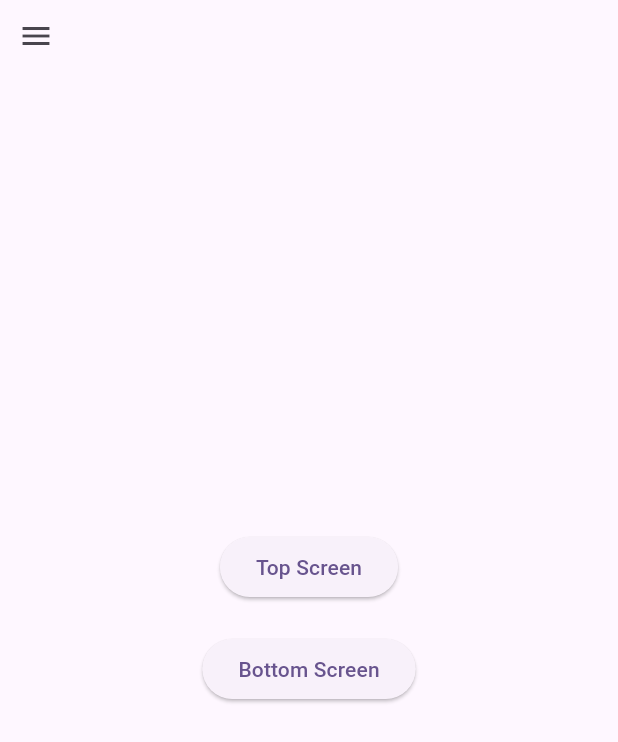
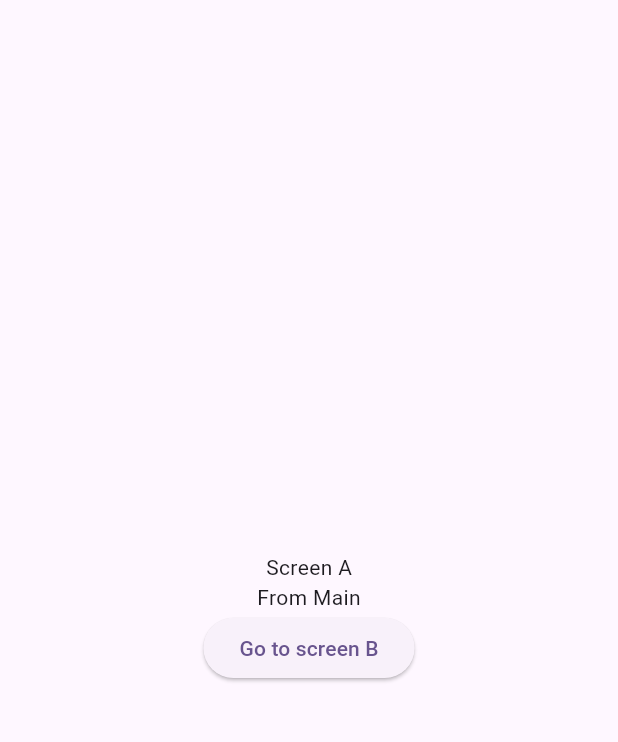
Before and after one commit to 1613-kg/firsttask, a Flutter app: the screen it shows after launch, on a phone screen of 412 x 824 dp. Shown: the top 742 px of the screen. Run offline on Flutter 3.47's test engine with Material 2 defaults, Android fonts, the phone set to English and light mode, and no system bars.

Commit message:
DataPassing

```diff
--- a/lib/screens/navigate.dart
+++ b/lib/Day1/screens/navigate.dart
@@ -1,5 +1,5 @@
-import 'package:firsttask/screens/bottom.dart';
-import 'package:firsttask/screens/top.dart';
+import 'package:firsttask/Day1/screens/bottom.dart';
+import 'package:firsttask/Day1/screens/top.dart';
 import 'package:flutter/material.dart';
 
 import 'drawer_screen.dart';
--- /dev/null
+++ b/lib/Day2/DataPassing/Screens/screenA.dart
@@ -0,0 +1,32 @@
+import 'package:firsttask/Day2/DataPassing/Screens/screenB.dart';
+import 'package:flutter/material.dart';
+
+class screenA extends StatelessWidget {
+  String text;
+  screenA({super.key, required this.text});
+
+  @override
+  Widget build(BuildContext context) {
+    return Scaffold(
+      body: Center(
+        child: Column(
+          mainAxisAlignment: MainAxisAlignment.center,
+          crossAxisAlignment: CrossAxisAlignment.center,
+          children: [
+            Text("Screen A"),
+            Text(text),
+            ElevatedButton(
+                onPressed: () {
+                  Navigator.pushReplacement(
+                      context,
+                      MaterialPageRoute(
+                          builder: (context) =>
+                              screenB(text: "Data From Screen A")));
+                },
+                child: Text("Go to screen B")),
+          ],
+        ),
+      ),
+    );
+  }
+}
--- a/lib/main.dart
+++ b/lib/main.dart
@@ -1,7 +1,8 @@
-import 'package:firsttask/screens/navigate.dart';
+import 'package:firsttask/Day1/screens/navigate.dart';
+import 'package:firsttask/Day2/DataPassing/Screens/screenA.dart';
 import 'package:flutter/material.dart';
 
-import 'screens/bottom.dart';
+import 'Day1/screens/bottom.dart';
 
 void main() {
   runApp(const MyApp());
@@ -18,7 +19,8 @@ class MyApp extends StatelessWidget {
         colorScheme: ColorScheme.fromSeed(seedColor: Colors.deepPurple),
         useMaterial3: true,
       ),
-      home: Navigate(),
+      debugShowCheckedModeBanner: false,
+      home: screenA(text: "From Main"),
     );
   }
 }
```
Also changed, not shown: lib/Day2/DataPassing/Screens/screenB.dart (added, +32 -0 lines), lib/Day1/screens/bottom.dart (renamed from lib/screens/bottom.dart), lib/Day1/screens/drawer_screen.dart (renamed from lib/screens/drawer_screen.dart), lib/Day1/screens/top.dart (renamed from lib/screens/top.dart), lib/Day1/widgets/drawer_widget.dart (renamed from lib/widgets/drawer_widget.dart).
